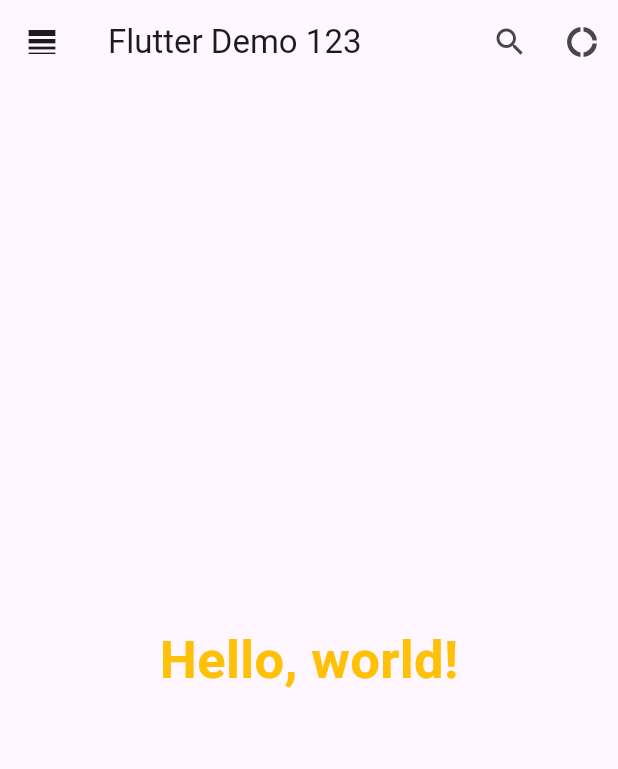
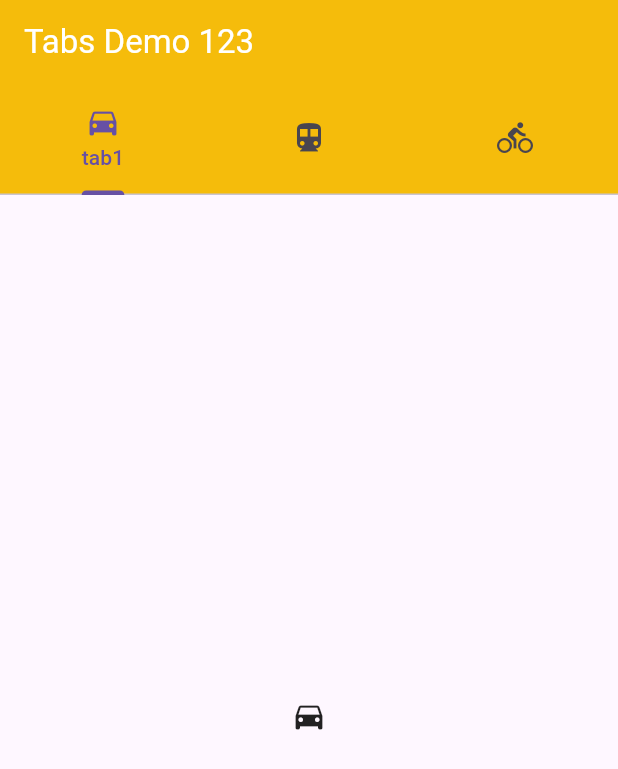
Before and after one commit to shanakasp/Flutter, a Flutter app: the screen it shows after launch, on a phone screen of 412 x 824 dp. Shown: the top 769 px of the screen. Run offline on Flutter 3.47's test engine with Material 3 defaults, Android fonts, the phone set to English and light mode, and no system bars.

Commit message:
modified main.dart in lib

```diff
--- a/flutter_application_2/lib/main.dart
+++ b/flutter_application_2/lib/main.dart
@@ -1,44 +1,46 @@
 import 'package:flutter/material.dart';
 
 void main() {
-  runApp(MyApp());
+  runApp(const TabBarDemo());
 }
 
-class MyApp extends StatelessWidget {
-  // This widget is the root of your application.
+class TabBarDemo extends StatelessWidget {
+  const TabBarDemo({Key? key});
+
   @override
   Widget build(BuildContext context) {
     return MaterialApp(
-      title: 'Flutter Demo',
-      theme: ThemeData(
-        primarySwatch: Colors.blue,
-      ),
-      home: Scaffold(
-        appBar: AppBar(
-          title: Text('Flutter Demo 123'),
-          leading: IconButton(
-            icon: Icon(Icons.line_weight_outlined),
-            onPressed: () {},
+      debugShowCheckedModeBanner: false,
+      home: DefaultTabController(
+        length: 3,
+        child: Scaffold(
+          appBar: AppBar(
+            backgroundColor:
+                Colors.amberAccent[400], // Set the background color
+            bottom: const TabBar(
+              tabs: [
+                Tab(
+                  icon: Icon(Icons.directions_car),
+                  text: 'tab1',
+                ),
+                Tab(icon: Icon(Icons.directions_transit)),
+                Tab(icon: Icon(Icons.directions_bike)),
+              ],
+            ),
+            elevation: 2, // Set the elevation
+            title: const Text(
+              'Tabs Demo 123',
+              style: TextStyle(
+                color: Colors.white, // Set the text color
+              ),
+            ),
           ),
-          actions: <Widget>[
-            IconButton(
-              icon: Icon(Icons.search),
-              onPressed: () {},
-            ),
-            IconButton(
-              icon: Icon(Icons.donut_large),
-              onPressed: () {},
-            )
-          ],
-        ),
-        body: Center(
-          child: Text(
-            'Hello, world!',
-            style: TextStyle(
-              color: Colors.amber,
-              fontSize: 35,
-              fontWeight: FontWeight.bold,
-            ),
+          body: const TabBarView(
+            children: [
+              Icon(Icons.directions_car),
+              Icon(Icons.directions_transit),
+              Icon(Icons.directions_bike),
+            ],
           ),
         ),
       ),
```
